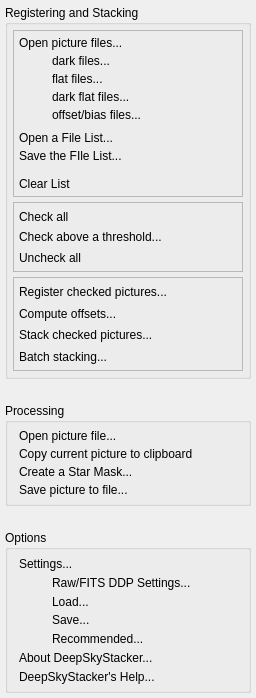
First picture: the form in DeepSkyStacker_Qt/ui/ExplorerBar.ui, repository petabyt/DSS, before the edit.
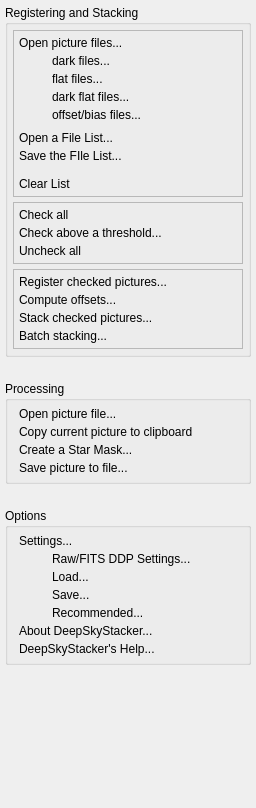
Second picture: the form after the edit.

Commit message: Layout fixed for larger screens

The edit to the form file:
```diff
--- a/DeepSkyStacker_Qt/ui/ExplorerBar.ui
+++ b/DeepSkyStacker_Qt/ui/ExplorerBar.ui
@@ -7,13 +7,13 @@
     <x>0</x>
     <y>0</y>
     <width>256</width>
-    <height>698</height>
+    <height>808</height>
    </rect>
   </property>
   <property name="windowTitle">
    <string/>
   </property>
-  <layout class="QVBoxLayout" name="verticalLayout" stretch="16,4,7">
+  <layout class="QVBoxLayout" name="verticalLayout" stretch="16,4,7,30">
    <property name="spacing">
     <number>24</number>
    </property>
@@ -417,6 +417,19 @@
      </layout>
     </widget>
    </item>
+   <item>
+    <spacer name="verticalSpacer_5">
+     <property name="orientation">
+      <enum>Qt::Vertical</enum>
+     </property>
+     <property name="sizeHint" stdset="0">
+      <size>
+       <width>20</width>
+       <height>100</height>
+      </size>
+     </property>
+    </spacer>
+   </item>
   </layout>
  </widget>
  <resources/>
```
The commit also changes 2 other files.
